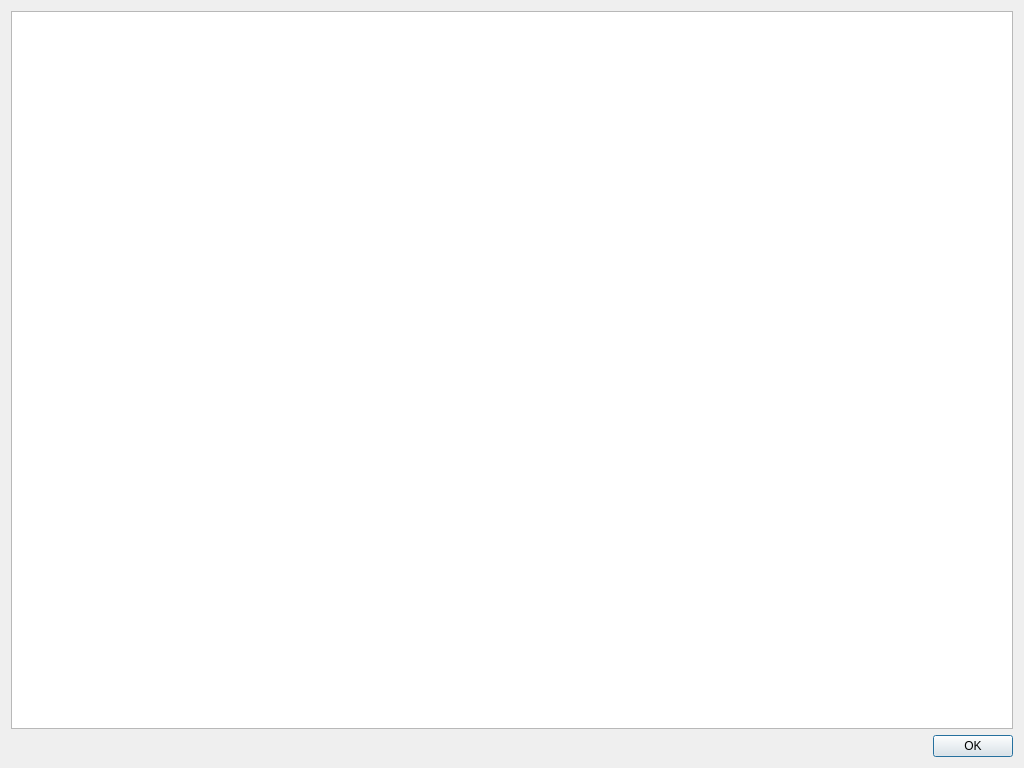
This is gui/views/ui_files/csv_editor.ui in feslima/metacontrol as Qt 5 draws it before an edit. The edited form follows.
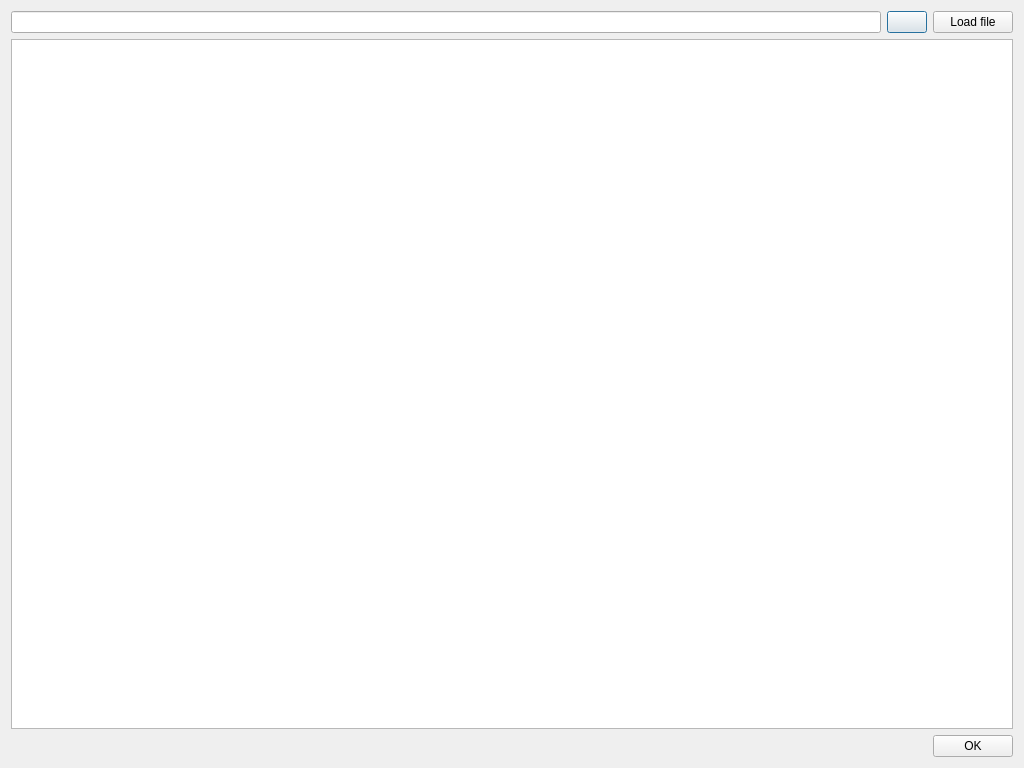
This is the edited form. Icons and pictures are not drawn.

Commit message: started refactoring csv editor file selection/loading from doetab to csveditor

What changed in the file:
```diff
--- a/gui/views/ui_files/csv_editor.ui
+++ b/gui/views/ui_files/csv_editor.ui
@@ -14,21 +14,46 @@
    <string>Dialog</string>
   </property>
   <layout class="QGridLayout" name="gridLayout">
-   <item row="0" column="0" colspan="2">
+   <item row="0" column="1">
+    <widget class="QPushButton" name="openCsvFilePushButton">
+     <property name="text">
+      <string/>
+     </property>
+     <property name="icon">
+      <iconset resource="../../resources/icons.qrc">
+       <normaloff>:/sampling/open_icon.svg</normaloff>:/sampling/open_icon.svg</iconset>
+     </property>
+    </widget>
+   </item>
+   <item row="0" column="0">
+    <widget class="QLineEdit" name="lineEditCsvFilePath">
+     <property name="readOnly">
+      <bool>true</bool>
+     </property>
+    </widget>
+   </item>
+   <item row="0" column="2">
+    <widget class="QPushButton" name="loadFilePushButton">
+     <property name="text">
+      <string>Load file</string>
+     </property>
+    </widget>
+   </item>
+   <item row="1" column="0" colspan="3">
     <widget class="QTableWidget" name="csvTableWidget">
      <property name="editTriggers">
       <set>QAbstractItemView::AllEditTriggers</set>
      </property>
     </widget>
    </item>
-   <item row="1" column="1">
+   <item row="2" column="2">
     <widget class="QPushButton" name="okPushButton">
      <property name="text">
       <string>OK</string>
      </property>
     </widget>
    </item>
-   <item row="1" column="0">
+   <item row="2" column="0" colspan="2">
     <spacer name="horizontalSpacer">
      <property name="orientation">
       <enum>Qt::Horizontal</enum>
```
Left out of the diff: 4 changed lines with no effect on the pictures. The commit also changes 2 other files.
